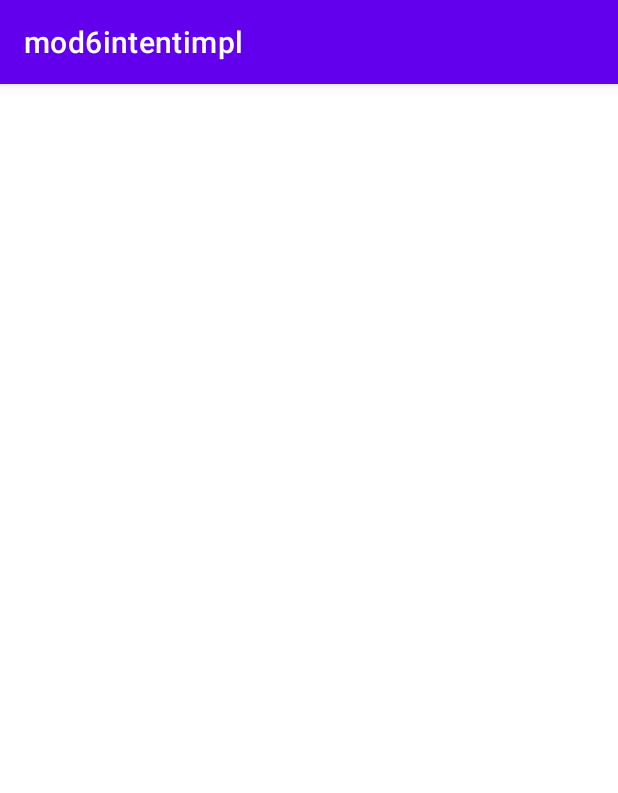
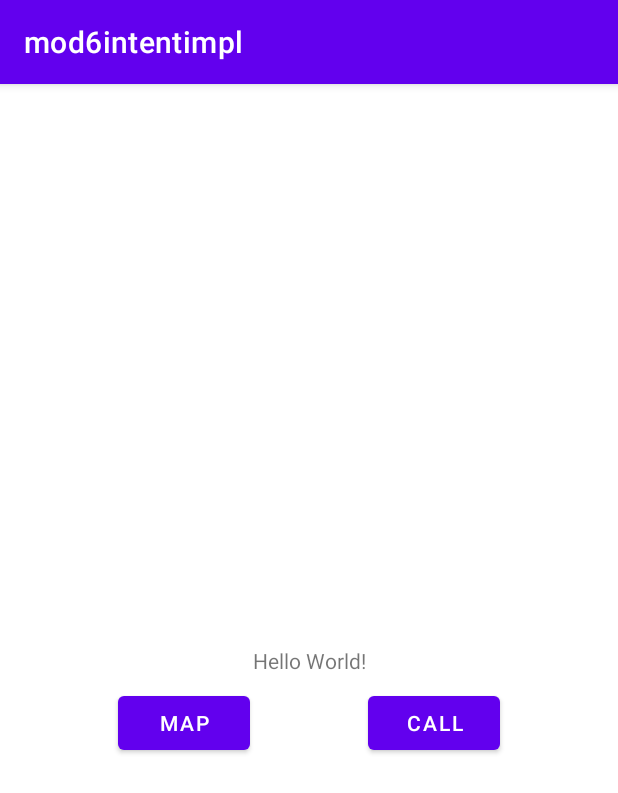
Before and after one commit to 0fc-tech/NCDA008, an Android app: the screen it shows after launch (GeoReaderActivity before the commit, MainActivity after it), on a phone screen of 412 x 824 dp. Shown: the top 793 px of the screen. Run offline under Robolectric (Android 15) with nearby library versions, the phone set to English and light mode, and no system bars.

Commit message:
Mod 6 Permissions

```diff
--- a/mod6intentimpl/src/main/AndroidManifest.xml
+++ b/mod6intentimpl/src/main/AndroidManifest.xml
@@ -1,6 +1,6 @@
 <?xml version="1.0" encoding="utf-8"?>
 <manifest xmlns:android="http://schemas.android.com/apk/res/android">
-
+    <uses-permission android:name="android.permission.CALL_PHONE"/>
     <application
         android:allowBackup="true"
         android:icon="@mipmap/ic_launcher"
--- a/mod6intentimpl/src/main/java/com/example/mod6intentimpl/MainActivity.kt
+++ b/mod6intentimpl/src/main/java/com/example/mod6intentimpl/MainActivity.kt
@@ -1,19 +1,42 @@
 package com.example.mod6intentimpl
 
+import android.Manifest
 import android.content.Intent
 import android.net.Uri
 import androidx.appcompat.app.AppCompatActivity
 import android.os.Bundle
+import android.widget.Button
+import androidx.activity.result.contract.ActivityResultContracts
 
 class MainActivity : AppCompatActivity() {
+    val requestPermissionLauncher = registerForActivityResult(
+        ActivityResultContracts.RequestPermission()
+    ) { isGranted: Boolean ->
+        if (!isGranted) return@registerForActivityResult;
+        val intent = Intent(
+            Intent.ACTION_CALL,
+            Uri.parse("tel:0123456789")
+        )
+        startActivity(intent)
+    }
+
     override fun onCreate(savedInstanceState: Bundle?) {
         super.onCreate(savedInstanceState)
         setContentView(R.layout.activity_main)
-        Intent(
-            Intent.ACTION_VIEW,
-            Uri.parse("geo:46.1599686,-0 .9622542")
-        ).also {
-            startActivity(it)
+        val buttonMap = findViewById<Button>(R.id.buttonMap)
+        val buttonCall = findViewById<Button>(R.id.buttonCall)
+
+        buttonMap.setOnClickListener {
+            Intent(
+                Intent.ACTION_VIEW,
+                Uri.parse("geo:46.1599686,-0 .9622542")
+            ).also {
+                startActivity(it)
+            }
         }
+        buttonCall.setOnClickListener {
+            requestPermissionLauncher.launch(Manifest.permission.CALL_PHONE)
+        }
+
     }
 }
--- a/mod6intentimpl/src/main/res/layout/activity_main.xml
+++ b/mod6intentimpl/src/main/res/layout/activity_main.xml
@@ -7,6 +7,7 @@
     tools:context=".MainActivity">
 
     <TextView
+        android:id="@+id/textView"
         android:layout_width="wrap_content"
         android:layout_height="wrap_content"
         android:text="Hello World!"
@@ -15,4 +16,26 @@
         app:layout_constraintStart_toStartOf="parent"
         app:layout_constraintTop_toTopOf="parent" />
 
+    <Button
+        android:id="@+id/buttonMap"
+        android:layout_width="wrap_content"
+        android:layout_height="wrap_content"
+        android:layout_marginTop="8dp"
+        android:text="Map"
+        app:layout_constraintEnd_toStartOf="@+id/buttonCall"
+        app:layout_constraintHorizontal_bias="0.5"
+        app:layout_constraintStart_toStartOf="parent"
+        app:layout_constraintTop_toBottomOf="@+id/textView" />
+
+    <Button
+        android:id="@+id/buttonCall"
+        android:layout_width="wrap_content"
+        android:layout_height="wrap_content"
+        android:layout_marginTop="8dp"
+        android:text="Call"
+        app:layout_constraintEnd_toEndOf="parent"
+        app:layout_constraintHorizontal_bias="0.5"
+        app:layout_constraintStart_toEndOf="@+id/buttonMap"
+        app:layout_constraintTop_toBottomOf="@+id/textView" />
+
 </androidx.constraintlayout.widget.ConstraintLayout>
```
